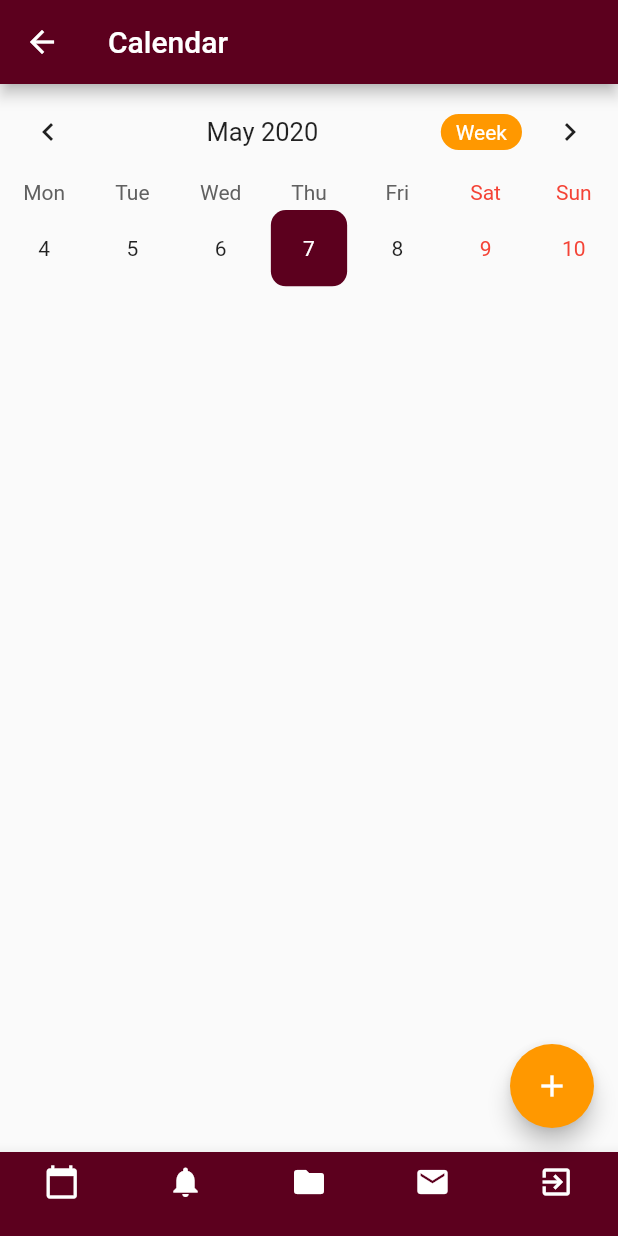
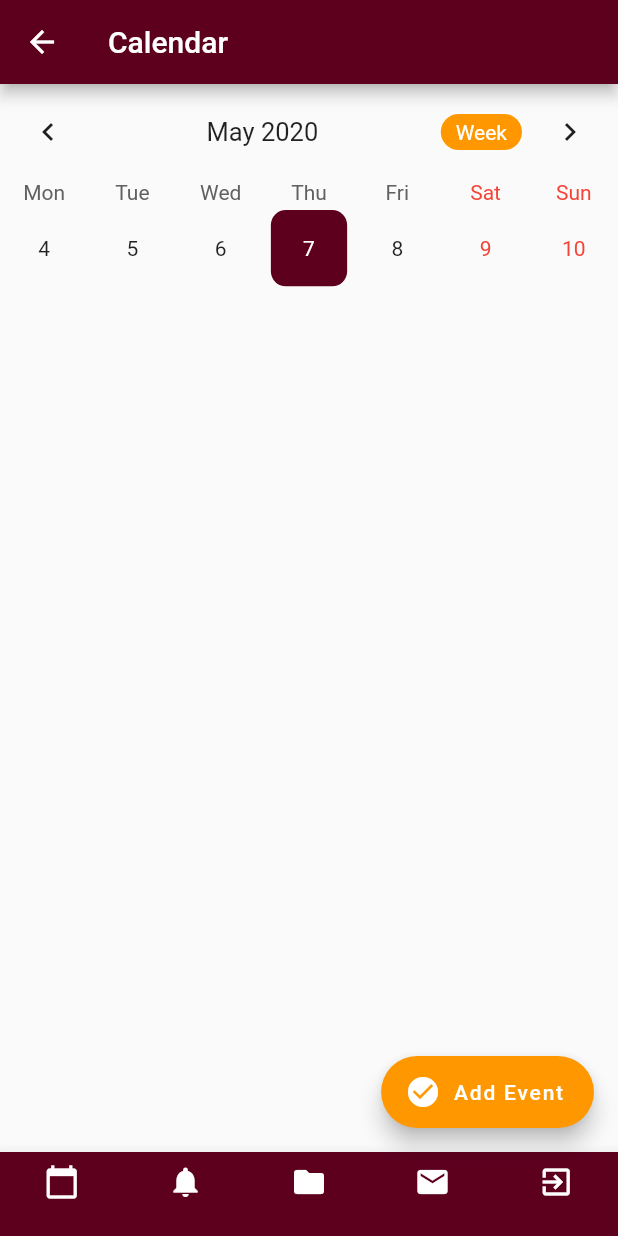
Before and after one commit to The-Brainiacs/elearning, a Flutter app: the CalendarPage screen opened directly, on a phone screen of 412 x 824 dp. Run offline on Flutter 3.47's test engine with Material 2 defaults, Android fonts, the phone set to English and light mode, and no system bars; drawn by our look-alikes of table_calendar; Roboto replaces fonts that are missing (Arial).

Commit message:
updated calendar.dart

```diff
--- a/lib/main.dart
+++ b/lib/main.dart
@@ -1,6 +1,7 @@
 import 'package:elearning_app/ui/views/login_page.dart';
 import 'package:flutter/material.dart';
 // import 'package:firebase_messaging/firebase_messaging.dart';
+
 
 void main() => runApp(App());
 
--- a/lib/ui/views/calendar.dart
+++ b/lib/ui/views/calendar.dart
@@ -1,7 +1,6 @@
 import 'package:flutter/material.dart';
 import 'package:table_calendar/table_calendar.dart';
 //import 'package:firebase/firebase.dart';
-
 
 class CalendarPage extends StatefulWidget {
   @override
@@ -12,12 +11,10 @@ class _CalendarPageState extends State<CalendarPage> {
   CalendarController _controller;
   Map<DateTime, List<dynamic>> _events;
 
-
   @override
   void initState() {
     super.initState();
     _controller = CalendarController();
-
   }
 
   Map<String, dynamic> encodeMap(Map<DateTime, dynamic> map) {
@@ -46,7 +43,22 @@ class _CalendarPageState extends State<CalendarPage> {
         child: Column(
           crossAxisAlignment: CrossAxisAlignment.start,
           children: <Widget>[
-            TableCalendar(
+            buildTableCalendar(context)
+          ],
+        ),
+      ),
+      floatingActionButton: FloatingActionButton.extended(
+        backgroundColor: Colors.orange,
+        label: Text('Add Event'),
+        icon: Icon(Icons.check_circle),
+        onPressed: () {},
+      ),
+      bottomNavigationBar: buildBottomNav(),
+    );
+  }
+
+  TableCalendar buildTableCalendar(BuildContext context) {
+    return TableCalendar(
             events: _events,
             initialCalendarFormat: CalendarFormat.week,
             calendarStyle: CalendarStyle(
@@ -92,16 +104,6 @@ class _CalendarPageState extends State<CalendarPage> {
                   )),
             ),
             calendarController: _controller,
-            )
-          ],
-        ),
-      ),
-      floatingActionButton: FloatingActionButton(
-        child: Icon(Icons.add),
-        backgroundColor: Colors.orange,
-        onPressed: () {},
-      ),
-      bottomNavigationBar: buildBottomNav(),
           );
   }
 
--- a/pubspec.yaml
+++ b/pubspec.yaml
@@ -23,6 +23,7 @@ dependencies:
   # firebase_messaging: ^4.0.0+3
   table_calendar: ^2.2.3
   firebase: ^7.3.0
+  shared_preferences: ^0.5.7+1
 
   # The following adds the Cupertino Icons font to your application.
   # Use with the CupertinoIcons class for iOS style icons.
```
Also changed, not shown: pubspec.lock. Lines whose indentation alone changed are shown as unchanged.
